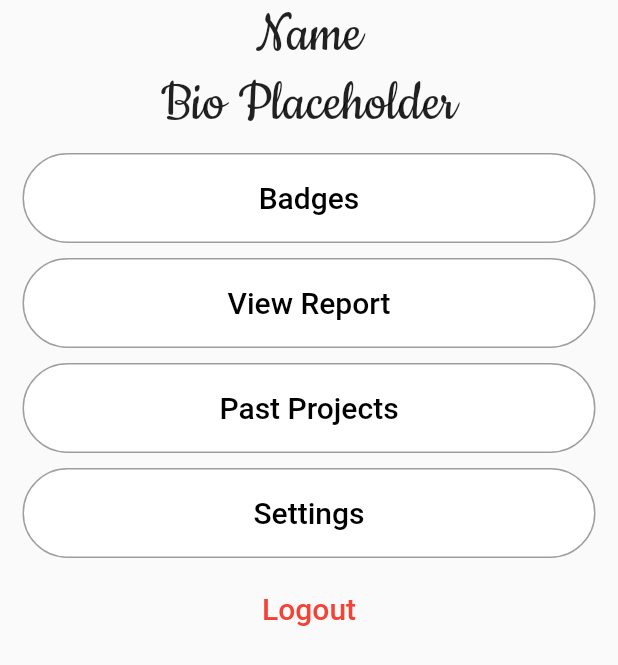
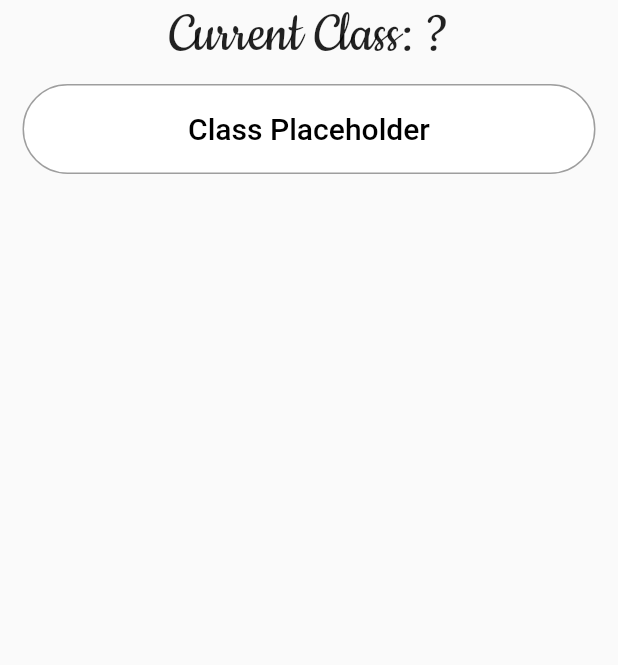
Before and after one commit to nextstepsyep/community-on-demand-2021, a Flutter app: the TeacherClassesScreen widget shown alone on an empty page, opened directly, on a phone screen of 412 x 824 dp. Shown: the top 665 px of the screen. Run offline on Flutter 3.47's test engine with Material 2 defaults, Android fonts, the phone set to English and light mode, and no system bars; our stand-ins replace firebase_auth, firebase_core; accounts and stored records are empty.

Commit message:
Update teacher classes screen

```diff
--- a/lib/Screens/Home/teacher/navigationBodies/teacher_classes_screen.dart
+++ b/lib/Screens/Home/teacher/navigationBodies/teacher_classes_screen.dart
@@ -18,14 +18,7 @@ class TeacherClassesScreen extends StatelessWidget {
       child: Column(
         children: <Widget>[
           Text(
-            'Name',
-            style: TextStyle(
-              fontFamily: 'Cookie',
-              fontSize: screenWidth * 0.1,
-            ),
-          ),
-          Text(
-            'Bio Placeholder',
+            'Current Class: ?',
             style: TextStyle(
               fontFamily: 'Cookie',
               fontSize: screenWidth * 0.1,
@@ -41,101 +34,12 @@ class TeacherClassesScreen extends StatelessWidget {
               side: BorderSide(color: Colors.grey, width: 1),
             ),
             onPressed: () {
-              Navigator.push(
-                  context,
-                  new MaterialPageRoute(
-                      builder: (context) => new BadgesPage()));
             },
             child: Text(
-              'Badges',
+              'Class Placeholder',
               style: TextStyle(
                 fontSize: 20.0,
                 color: Colors.black,
-              ),
-            ),
-          ),
-          SizedBox(height: 10),
-          ElevatedButton(
-            style: ElevatedButton.styleFrom(
-              minimumSize: Size(screenWidth - 30, 60),
-              primary: Colors.white,
-              elevation: 0,
-              shape: StadiumBorder(),
-              side: BorderSide(color: Colors.grey, width: 1),
-            ),
-            onPressed: () {
-              Navigator.push(
-                  context,
-                  new MaterialPageRoute(
-                      builder: (context) => new ViewReportsPage()));
-            },
-            child: Text(
-              'View Report',
-              style: TextStyle(
-                fontSize: 20.0,
-                color: Colors.black,
-              ),
-            ),
-          ),
-          SizedBox(height: 10),
-          ElevatedButton(
-            style: ElevatedButton.styleFrom(
-              minimumSize: Size(screenWidth - 30, 60),
-              primary: Colors.white,
-              elevation: 0,
-              shape: StadiumBorder(),
-              side: BorderSide(color: Colors.grey, width: 1),
-            ),
-            onPressed: () {
-              Navigator.push(
-                  context,
-                  new MaterialPageRoute(
-                      builder: (context) => new PastProjects()));
-            },
-            child: Text(
-              'Past Projects',
-              style: TextStyle(
-                fontSize: 20.0,
-                color: Colors.black,
-              ),
-            ),
-          ),
-          SizedBox(height: 10),
-          ElevatedButton(
-            style: ElevatedButton.styleFrom(
-              minimumSize: Size(screenWidth - 30, 60),
-              primary: Colors.white,
-              elevation: 0,
-              shape: StadiumBorder(),
-              side: BorderSide(color: Colors.grey, width: 1),
-            ),
-            onPressed: () {
-              Navigator.push(
-                  context,
-                  new MaterialPageRoute(
-                      builder: (context) => new ProfileSettings()));
-            },
-            child: Text(
-              'Settings',
-              style: TextStyle(
-                fontSize: 20.0,
-                color: Colors.black,
-              ),
-            ),
-          ),
-          SizedBox(height: 10),
-          TextButton(
-            onPressed: () {
-              Navigator.push(
-                  context,
-                  new MaterialPageRoute(
-                      builder: (context) => new LoginScreen()));
-            },
-            child: Text(
-              'Logout',
-              style: TextStyle(
-                fontSize: 20.0,
-                color: Colors.red,
               ),
             ),
           ),
--- a/lib/Screens/Home/teacher/teacher_home_screen.dart
+++ b/lib/Screens/Home/teacher/teacher_home_screen.dart
@@ -1,3 +1,4 @@
+import 'package:community_on_demand_code_demo/Screens/Home/teacher/navigationBodies/teacher_classes_screen.dart';
 import 'package:flutter/material.dart';
 
 import '../teacher/navigationBodies/TeacherProfile.dart';
@@ -21,7 +22,7 @@ class NavigationScreen extends StatefulWidget {
 class _NavigationState extends State<NavigationScreen> {
   int _selectedIndex = 0;
   static List<Widget> _navigationBodies = <Widget>[
-    Container(),
+    TeacherClassesScreen(),
     Container(),
     Container(),
     Container(),
```
